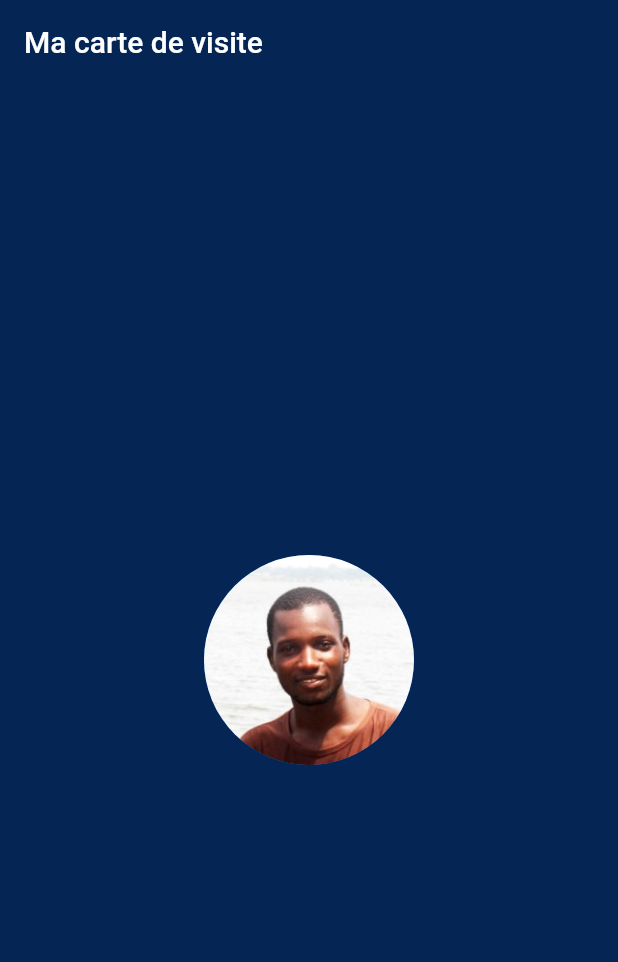
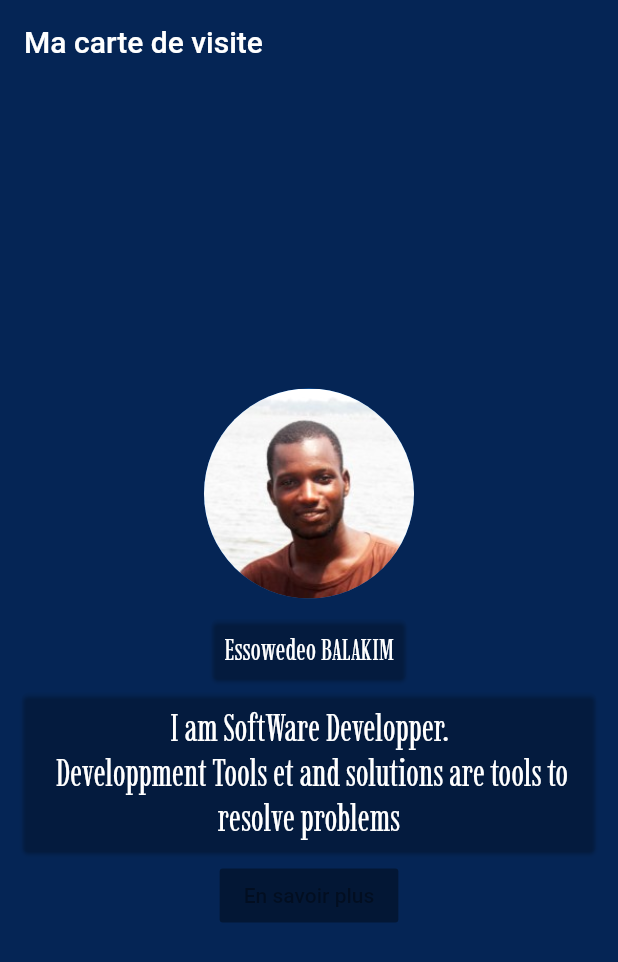
Before and after one commit to yakim228/flutterTraining, a Flutter app: the screen it shows after launch, on a phone screen of 412 x 824 dp. Shown: the top 962 px of the screen. Run offline on Flutter 3.47's test engine with Material 2 defaults, Android fonts, the phone set to English and light mode, and no system bars.

Commit message:
card details

```diff
--- a/lib/screen/visite_card.dart
+++ b/lib/screen/visite_card.dart
@@ -10,10 +10,53 @@ class VisitCard extends StatelessWidget {
           elevation: 0.0,
         ),
         body: Center(
-          child: CircleAvatar(
-            radius: 70.0,
-            backgroundImage: AssetImage("assets/0.jpg"),
+            child: Padding(
+          padding: EdgeInsets.all(15.0),
+          child: Column(
+            mainAxisAlignment: MainAxisAlignment.center,
+            children: [
+              CircleAvatar(
+                radius: 70.0,
+                backgroundImage: AssetImage("assets/0.jpg"),
+              ),
+              SizedBox(
+                height: 10.0,
+              ),
+              Card(
+                color: Colors.transparent,
+                child: Padding(
+                  padding: EdgeInsets.all(8.0),
+                  child: Text(
+                    "Essowedeo BALAKIM",
+                    style: TextStyle(
+                        fontFamily: "Imbue",
+                        fontSize: 20.0,
+                        color: Colors.white),
+                  ),
+                ),
+              ),
+              Card(
+                color: Colors.transparent,
+                margin: EdgeInsets.only(top: 5.0, bottom: 5.0),
+                child: Padding(
+                  padding: EdgeInsets.all(8.0),
+                  child: Text(
+                    "I am SoftWare Developper. \n Developpment Tools et and solutions are tools to resolve problems",
+                    style: TextStyle(
+                        fontFamily: "Imbue",
+                        fontSize: 25.0,
+                        color: Colors.white),
+                    textAlign: TextAlign.center,
+                  ),
+                ),
+              ),
+              RaisedButton(
+                child: Text("En savoir plus"),
+                color: Colors.blueGrey,
+                onPressed: null,
+              ),
+            ],
           ),
-        )));
+        ))));
   }
 }
```
